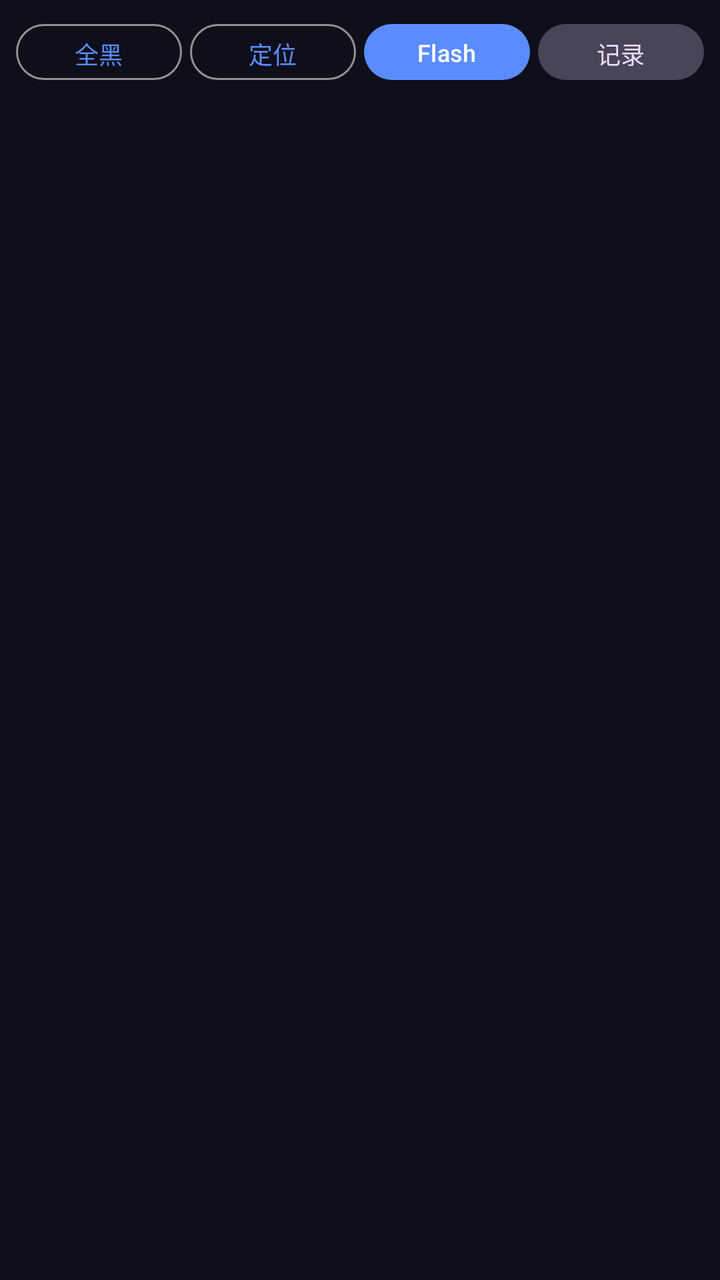
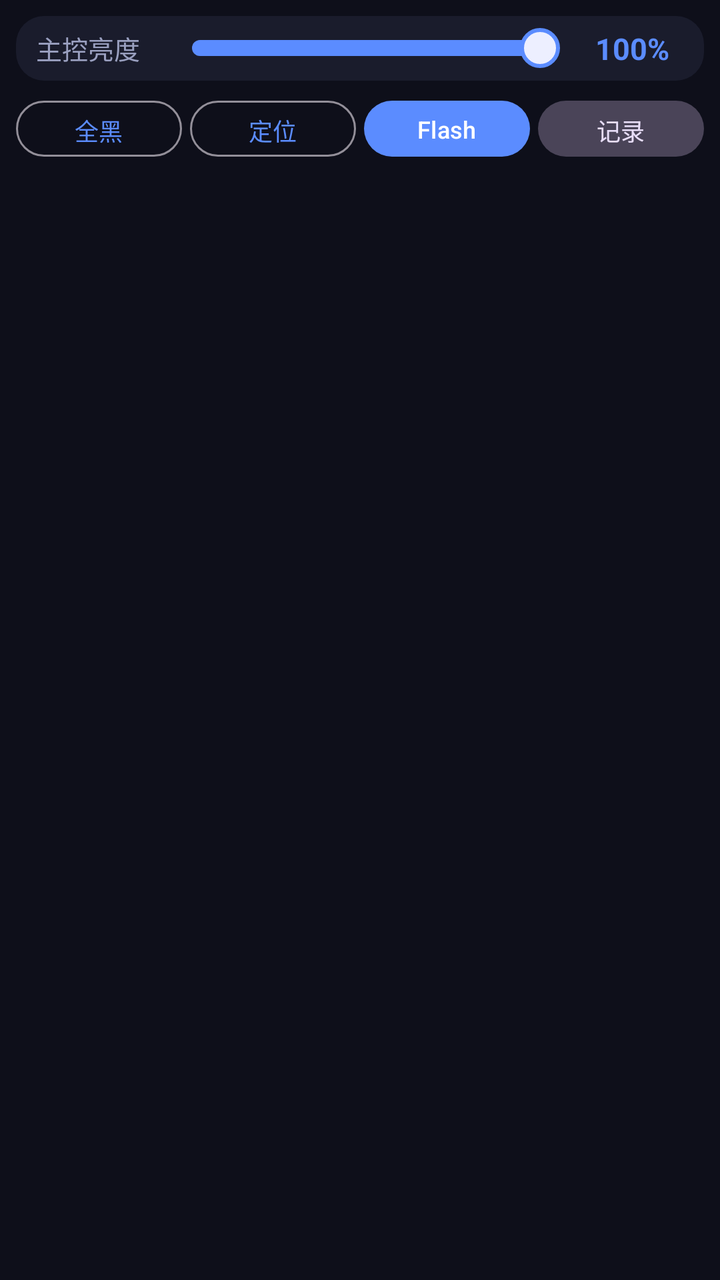

Screens rendered from an Android XML layout before and after an edit, with the pre-edit source and the edit as a unified diff.
<!-- AndroidManifest.xml: application theme Theme.StageDMX -->
<!-- res/layout/page_fader.xml -->
<?xml version="1.0" encoding="utf-8"?>
<LinearLayout xmlns:android="http://schemas.android.com/apk/res/android"
    android:layout_width="match_parent"
    android:layout_height="match_parent"
    android:orientation="vertical"
    android:padding="8dp">

    
    <TextView
        android:id="@+id/tvFixtureLabel"
        android:layout_width="match_parent"
        android:layout_height="wrap_content"
        android:paddingHorizontal="4dp"
        android:paddingBottom="4dp"
        android:textColor="@color/accent"
        android:textSize="13sp"
        android:singleLine="true"
        android:ellipsize="end"
        android:visibility="gone" />

    
    <LinearLayout
        android:layout_width="match_parent"
        android:layout_height="wrap_content"
        android:orientation="horizontal"
        android:gravity="center_vertical">

        <com.google.android.material.button.MaterialButton
            android:id="@+id/btnBlackout"
            style="@style/Widget.Material3.Button.OutlinedButton"
            android:layout_width="0dp"
            android:layout_weight="1"
            android:layout_height="36dp"
            android:minWidth="0dp"
            android:paddingHorizontal="4dp"
            android:textSize="12sp"
            android:text="全黑" />

        <com.google.android.material.button.MaterialButton
            android:id="@+id/btnLocate"
            style="@style/Widget.Material3.Button.OutlinedButton"
            android:layout_width="0dp"
            android:layout_weight="1"
            android:layout_height="36dp"
            android:minWidth="0dp"
            android:paddingHorizontal="4dp"
            android:textSize="12sp"
            android:layout_marginStart="4dp"
            android:text="定位" />

        <com.google.android.material.button.MaterialButton
            android:id="@+id/btnFlash"
            style="@style/Widget.Material3.Button"
            android:layout_width="0dp"
            android:layout_weight="1"
            android:layout_height="36dp"
            android:minWidth="0dp"
            android:paddingHorizontal="4dp"
            android:textSize="12sp"
            android:layout_marginStart="4dp"
            android:text="Flash" />

        <com.google.android.material.button.MaterialButton
            android:id="@+id/btnRecord"
            style="@style/Widget.Material3.Button.TonalButton"
            android:layout_width="0dp"
            android:layout_weight="1"
            android:layout_height="36dp"
            android:minWidth="0dp"
            android:paddingHorizontal="4dp"
            android:textSize="12sp"
            android:layout_marginStart="4dp"
            android:text="记录" />
    </LinearLayout>

    
    <androidx.recyclerview.widget.RecyclerView
        android:id="@+id/rvChannels"
        android:layout_width="match_parent"
        android:layout_height="0dp"
        android:layout_weight="1"
        android:layout_marginTop="6dp"
        android:clipToPadding="false"
        android:paddingBottom="4dp" />

</LinearLayout>
<!-- resources referenced by this layout -->
<resources>
  <color name="accent">#5B8CFF</color>
  <style name="Theme.StageDMX" parent="Theme.Material3.Dark.NoActionBar">
          <item name="colorPrimary">@color/accent</item>
          <item name="colorOnPrimary">#FFFFFF</item>
          <item name="colorSecondary">@color/accent2</item>
          <item name="android:colorBackground">@color/bg</item>
          <item name="colorSurface">@color/surface</item>
          <item name="android:windowLightStatusBar">false</item>
          <item name="android:statusBarColor">@color/bg</item>
          <item name="android:navigationBarColor">@color/bg</item>
          <item name="alertDialogTheme">@style/AppDialogTheme</item>
      </style>
  <color name="accent2">#FF5B8C</color>
  <color name="bg">#0E0F1A</color>
  <color name="surface">#1A1C2C</color>
  <style name="AppDialogTheme" parent="Theme.Material3.Dark.Dialog.Alert">
          <item name="colorPrimary">@color/accent</item>
          <item name="colorSurface">@color/surface</item>
          <item name="colorOnSurface">@color/text</item>
          <item name="android:colorBackground">@color/surface</item>
          <item name="colorOnSurfaceVariant">@color/textDim</item>
      </style>
  <color name="text">#EDEFFF</color>
  <color name="textDim">#9AA0C0</color>
</resources>

<!-- the commit's change to res/layout/page_fader.xml (unified diff, before → after) -->
@@ -17,6 +17,52 @@
         android:singleLine="true"
         android:ellipsize="end"
         android:visibility="gone" />
+
+    
+    <LinearLayout
+        android:layout_width="match_parent"
+        android:layout_height="wrap_content"
+        android:orientation="horizontal"
+        android:gravity="center_vertical"
+        android:background="@drawable/bg_card"
+        android:paddingStart="10dp"
+        android:paddingEnd="10dp"
+        android:paddingTop="6dp"
+        android:paddingBottom="6dp"
+        android:layout_marginBottom="6dp">
+
+        <TextView
+            android:layout_width="wrap_content"
+            android:layout_height="wrap_content"
+            android:text="主控亮度"
+            android:textColor="@color/textDim"
+            android:textSize="13sp" />
+
+        <SeekBar
+            android:id="@+id/seekMaster"
+            android:layout_width="0dp"
+            android:layout_height="20dp"
+            android:layout_weight="1"
+            android:layout_marginStart="10dp"
+            android:layout_marginEnd="4dp"
+            android:max="100"
+            android:progress="100"
+            android:maxHeight="8dp"
+            android:minHeight="8dp"
+            android:splitTrack="false"
+            android:progressDrawable="@drawable/fader_progress"
+            android:thumb="@drawable/fader_thumb" />
+
+        <TextView
+            android:id="@+id/tvMaster"
+            android:layout_width="52dp"
+            android:layout_height="wrap_content"
+            android:gravity="center"
+            android:text="100%"
+            android:textColor="@color/accent"
+            android:textStyle="bold"
+            android:textSize="15sp" />
+    </LinearLayout>
 
     
     <LinearLayout
<!-- resource entries referenced after the edit -->
@@ -1,6 +1,40 @@
 <!-- resources referenced by this layout -->
 <resources>
   <color name="accent">#5B8CFF</color>
+  <color name="textDim">#9AA0C0</color>
+  <!-- drawable bg_card (drawable) -->
+  <?xml version="1.0" encoding="utf-8"?>
+  <shape xmlns:android="http://schemas.android.com/apk/res/android" android:shape="rectangle">
+      <solid android:color="@color/surface" />
+      <corners android:radius="14dp" />
+  </shape>
+  <!-- drawable fader_progress (drawable) -->
+  <?xml version="1.0" encoding="utf-8"?>
+  <layer-list xmlns:android="http://schemas.android.com/apk/res/android">
+      <item android:id="@android:id/background">
+          <shape android:shape="rectangle">
+              <corners android:radius="4dp" />
+              <solid android:color="@color/surface2" />
+              <size android:height="8dp" />
+          </shape>
+      </item>
+      <item android:id="@android:id/progress">
+          <clip>
+              <shape android:shape="rectangle">
+                  <corners android:radius="4dp" />
+                  <solid android:color="@color/accent" />
+                  <size android:height="8dp" />
+              </shape>
+          </clip>
+      </item>
+  </layer-list>
+  <!-- drawable fader_thumb (drawable) -->
+  <?xml version="1.0" encoding="utf-8"?>
+  <shape xmlns:android="http://schemas.android.com/apk/res/android" android:shape="oval">
+      <solid android:color="@color/text" />
+      <size android:width="20dp" android:height="20dp" />
+      <stroke android:width="2dp" android:color="@color/accent" />
+  </shape>
   <style name="Theme.StageDMX" parent="Theme.Material3.Dark.NoActionBar">
           <item name="colorPrimary">@color/accent</item>
           <item name="colorOnPrimary">#FFFFFF</item>
@@ -12,9 +46,11 @@
           <item name="android:navigationBarColor">@color/bg</item>
           <item name="alertDialogTheme">@style/AppDialogTheme</item>
       </style>
+  <color name="surface">#1A1C2C</color>
+  <color name="surface2">#24263A</color>
+  <color name="text">#EDEFFF</color>
   <color name="accent2">#FF5B8C</color>
   <color name="bg">#0E0F1A</color>
-  <color name="surface">#1A1C2C</color>
   <style name="AppDialogTheme" parent="Theme.Material3.Dark.Dialog.Alert">
           <item name="colorPrimary">@color/accent</item>
           <item name="colorSurface">@color/surface</item>
@@ -22,7 +58,5 @@
           <item name="android:colorBackground">@color/surface</item>
           <item name="colorOnSurfaceVariant">@color/textDim</item>
       </style>
-  <color name="text">#EDEFFF</color>
-  <color name="textDim">#9AA0C0</color>
 </resources>
 
